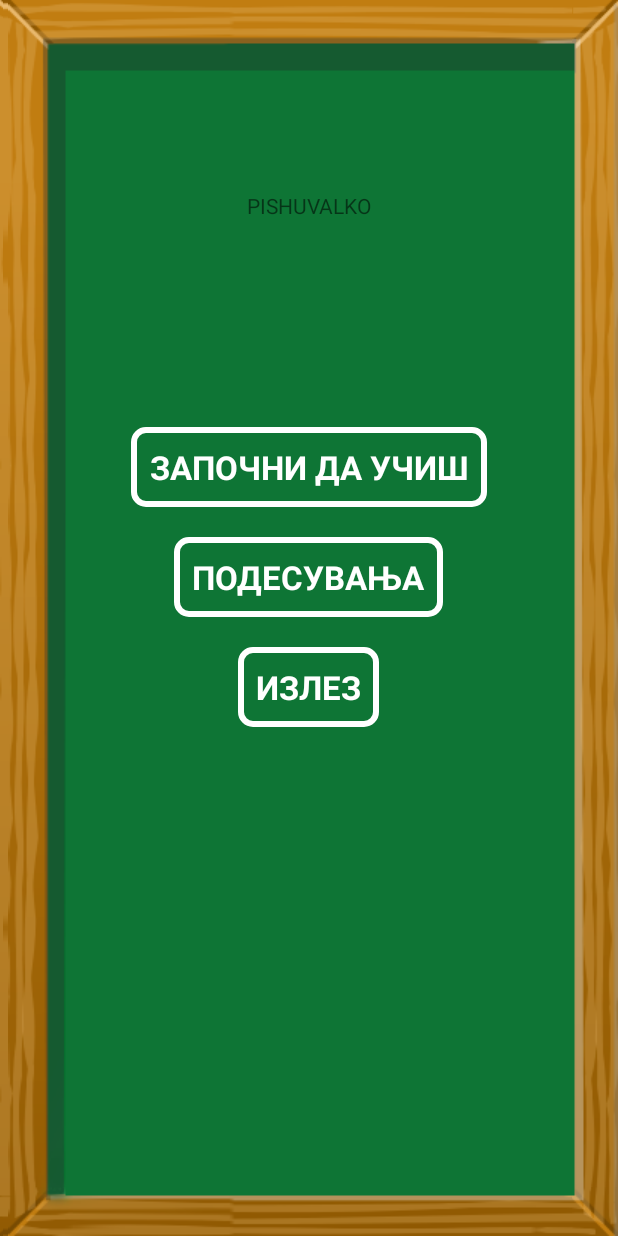
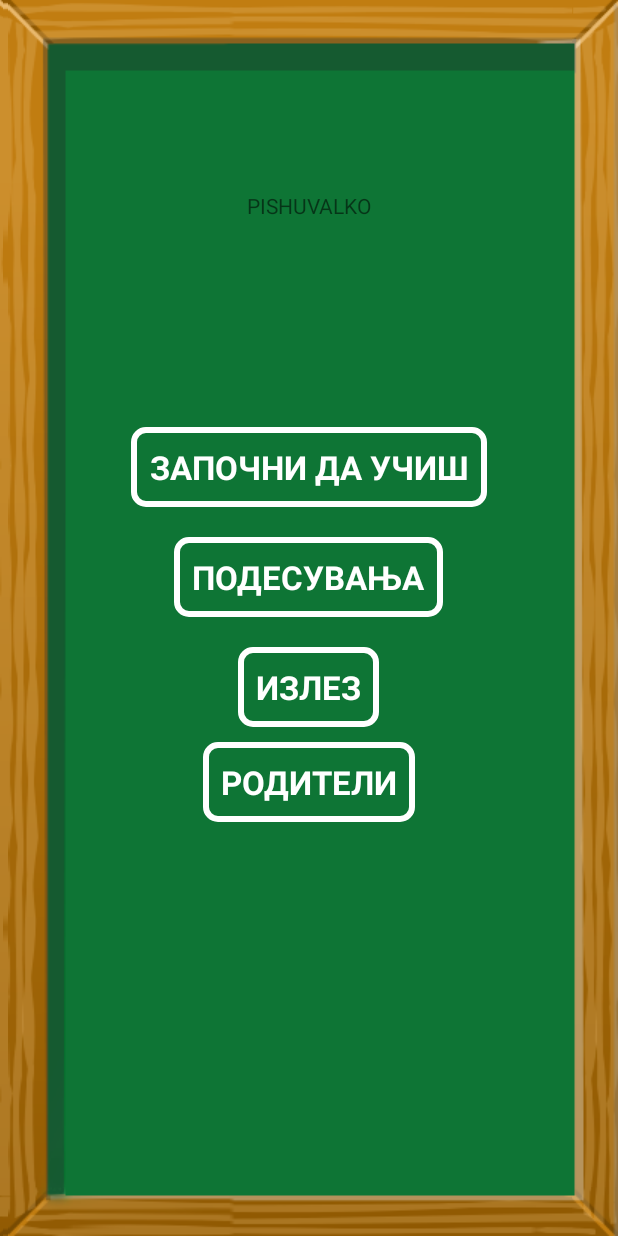
Before and after one commit to toteto/Pishuvalko, an Android app: the screen it shows after launch (MainActivity), on a phone screen of 412 x 824 dp. Run offline under Robolectric (Android 15) with nearby library versions, the phone set to English and light mode, and no system bars.

Commit message:
Started implementing parents overview activity

```diff
--- a/pishuvalko-app/src/main/AndroidManifest.xml
+++ b/pishuvalko-app/src/main/AndroidManifest.xml
@@ -20,6 +20,7 @@
     <activity android:name=".controllers.SettingsActivity"/>
     <activity android:name=".controllers.GameTypeActivity"/>
     <activity android:name=".controllers.WritingGameActivity"/>
+    <activity android:name=".controllers.ParentsActivity"/>
   </application>
 
 </manifest>
--- a/pishuvalko-app/src/main/java/com/jane/antonio/pishuvalko/controllers/MainActivity.java
+++ b/pishuvalko-app/src/main/java/com/jane/antonio/pishuvalko/controllers/MainActivity.java
@@ -69,5 +69,12 @@ public class MainActivity extends AppCompatActivity {
       }
     });
 
+    findViewById(R.id.btnParents).setOnClickListener(new View.OnClickListener() {
+      @Override
+      public void onClick(View view) {
+        startActivity(new Intent(MainActivity.this, ParentsActivity.class));
+      }
+    });
+
   }
 }
--- a/pishuvalko-app/src/main/res/layout/activity_main.xml
+++ b/pishuvalko-app/src/main/res/layout/activity_main.xml
@@ -1,7 +1,7 @@
 <?xml version="1.0" encoding="utf-8"?>
-<FrameLayout xmlns:android="http://schemas.android.com/apk/res/android"
+<FrameLayout android:id="@+id/activity_main"
+             xmlns:android="http://schemas.android.com/apk/res/android"
              xmlns:tools="http://schemas.android.com/tools"
-    android:id="@+id/activity_main"
              android:layout_width="match_parent"
              android:layout_height="match_parent"
              tools:context="com.jane.antonio.pishuvalko.controllers.MainActivity">
@@ -9,8 +9,8 @@
   <ImageView
     android:layout_width="match_parent"
     android:layout_height="match_parent"
-        android:scaleType="fitCenter"
-        android:background="@drawable/greenboardfinal" />
+    android:background="@drawable/greenboardfinal"
+    android:scaleType="fitCenter"/>
 
   <LinearLayout
     android:layout_width="match_parent"
@@ -21,8 +21,8 @@
     <LinearLayout
       android:layout_width="match_parent"
       android:layout_height="0dp"
-        android:gravity="center"
-        android:layout_weight="1">
+      android:layout_weight="1"
+      android:gravity="center">
 
       <TextView
         android:layout_width="wrap_content"
@@ -44,7 +44,7 @@
         android:layout_height="wrap_content"
         android:layout_gravity="center"
         android:layout_margin="10dp"
-            android:text="@string/start_game" />
+        android:text="@string/start_game"/>
 
       <Button
         android:id="@+id/bt_goToSettings"
@@ -52,7 +52,7 @@
         android:layout_height="wrap_content"
         android:layout_gravity="center"
         android:layout_margin="10dp"
-            android:text="@string/settings_game" />
+        android:text="@string/settings_game"/>
 
       <Button
         android:id="@+id/bt_exit"
@@ -61,6 +61,14 @@
         android:layout_gravity="center"
         android:layout_margin="10dp"
         android:text="@string/exit_game"/>
+
+      <Button
+        android:id="@+id/btnParents"
+        android:layout_width="wrap_content"
+        android:layout_height="wrap_content"
+        android:layout_gravity="center"
+        android:text="@string/parents"
+        android:textAllCaps="true"/>
     </LinearLayout>
   </LinearLayout>
 </FrameLayout>
--- a/pishuvalko-app/src/main/res/values/strings.xml
+++ b/pishuvalko-app/src/main/res/values/strings.xml
@@ -8,4 +8,5 @@
     <string name="previous_level">Previous level</string>
     <string name="next_level">Next level</string>
     <string name="choose_color">Избери боја</string>
+    <string name="parents">Родители</string>
 </resources>
```
Also changed, not shown: pishuvalko-app/src/main/java/com/jane/antonio/pishuvalko/controllers/ParentsActivity.java (added, +17 -0 lines), pishuvalko-app/src/main/java/com/jane/antonio/pishuvalko/controllers/SolutionAdapter.java (added, +104 -0 lines), pishuvalko-app/src/main/java/com/jane/antonio/pishuvalko/models/HeaderItem.java (added, +13 -0 lines), pishuvalko-app/src/main/java/com/jane/antonio/pishuvalko/models/SolutionItem.java (added, +21 -0 lines), pishuvalko-app/src/main/res/layout/header_item.xml (added, +17 -0 lines), pishuvalko-app/src/main/res/layout/parents_activity.xml (added, +15 -0 lines), pishuvalko-app/src/main/res/layout/solution_item.xml (added, +23 -0 lines). Lines whose indentation alone changed are shown as unchanged.
